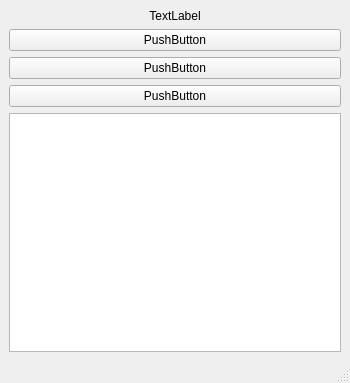
First picture: the form in Lesson 33/StopwatchApp/mainwindow.ui, repository ofraofraofra/origin, before the edit.
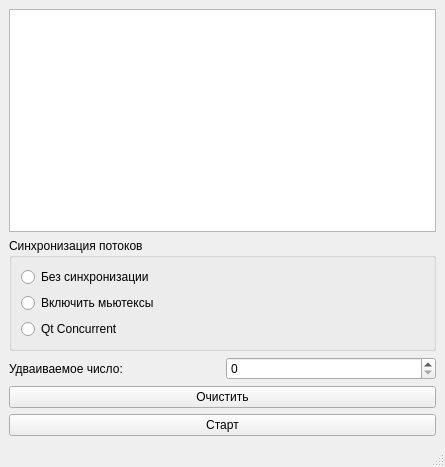
Second picture: the form after the edit.

Diff of the .ui file:
```diff
--- a/Lesson 33/StopwatchApp/mainwindow.ui
+++ b/Lesson 33/StopwatchApp/mainwindow.ui
@@ -6,52 +6,85 @@
    <rect>
     <x>0</x>
     <y>0</y>
-    <width>350</width>
-    <height>383</height>
+    <width>445</width>
+    <height>467</height>
    </rect>
   </property>
   <property name="windowTitle">
    <string>MainWindow</string>
   </property>
   <widget class="QWidget" name="centralwidget">
-   <layout class="QHBoxLayout" name="horizontalLayout">
-    <item>
+   <layout class="QGridLayout" name="gridLayout">
+    <item row="0" column="0" colspan="2">
+     <widget class="QTextEdit" name="te_debug">
+      <property name="readOnly">
+       <bool>true</bool>
+      </property>
+     </widget>
+    </item>
+    <item row="4" column="0" colspan="2">
+     <widget class="QPushButton" name="pb_clear">
+      <property name="text">
+       <string>Очистить</string>
+      </property>
+     </widget>
+    </item>
+    <item row="3" column="0">
+     <widget class="QLabel" name="lb_initNum">
+      <property name="text">
+       <string>Удваиваемое число:</string>
+      </property>
+     </widget>
+    </item>
+    <item row="5" column="0" colspan="2">
+     <widget class="QPushButton" name="pb_start">
+      <property name="text">
+       <string>Старт</string>
+      </property>
+     </widget>
+    </item>
+    <item row="3" column="1">
+     <widget class="QSpinBox" name="sb_initNum">
+      <property name="maximum">
+       <number>1000000000</number>
+      </property>
+     </widget>
+    </item>
+    <item row="2" column="0" colspan="2">
+     <widget class="QGroupBox" name="gb_synch">
+      <property name="minimumSize">
+       <size>
+        <width>0</width>
+        <height>0</height>
+       </size>
+      </property>
+      <property name="title">
+       <string>Синхронизация потоков</string>
+      </property>
      <layout class="QVBoxLayout" name="verticalLayout">
       <item>
-       <widget class="QLabel" name="labelTime">
+        <widget class="QRadioButton" name="rb_synchOff">
         <property name="text">
-         <string>TextLabel</string>
-        </property>
-        <property name="alignment">
-         <set>Qt::AlignCenter</set>
-        </property>
+          <string>Без синхронизации</string>
+         </property>
        </widget>
       </item>
       <item>
-       <widget class="QPushButton" name="btnStartStop">
+        <widget class="QRadioButton" name="rb_mutexOn">
         <property name="text">
-         <string>PushButton</string>
+          <string>Включить мьютексы</string>
         </property>
        </widget>
       </item>
       <item>
-       <widget class="QPushButton" name="btnClear">
+        <widget class="QRadioButton" name="rb_qtConcur">
         <property name="text">
-         <string>PushButton</string>
+          <string>Qt Concurrent</string>
         </property>
        </widget>
       </item>
-      <item>
-       <widget class="QPushButton" name="btnLap">
-        <property name="text">
-         <string>PushButton</string>
-        </property>
-       </widget>
-      </item>
-      <item>
-       <widget class="QTextBrowser" name="textBrowser"/>
-      </item>
-     </layout>
+      </layout>
+     </widget>
     </item>
    </layout>
   </widget>
```
Left out of the diff: 31 changed lines with no effect on the pictures. Lines whose indentation alone changed are shown as unchanged.
